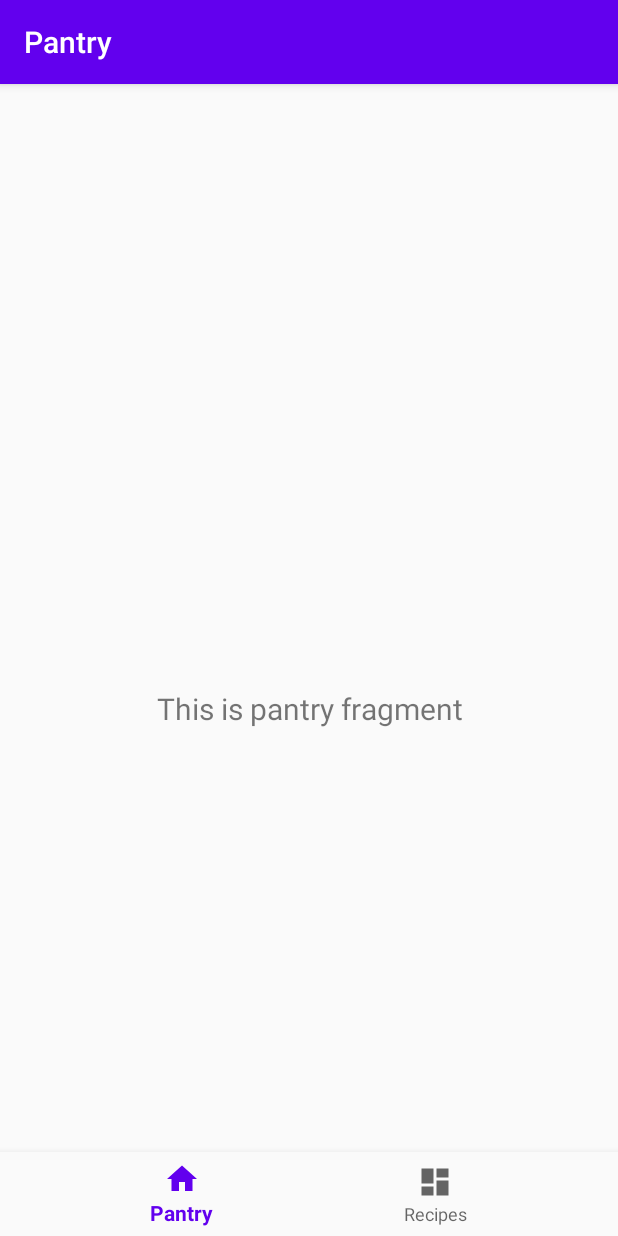
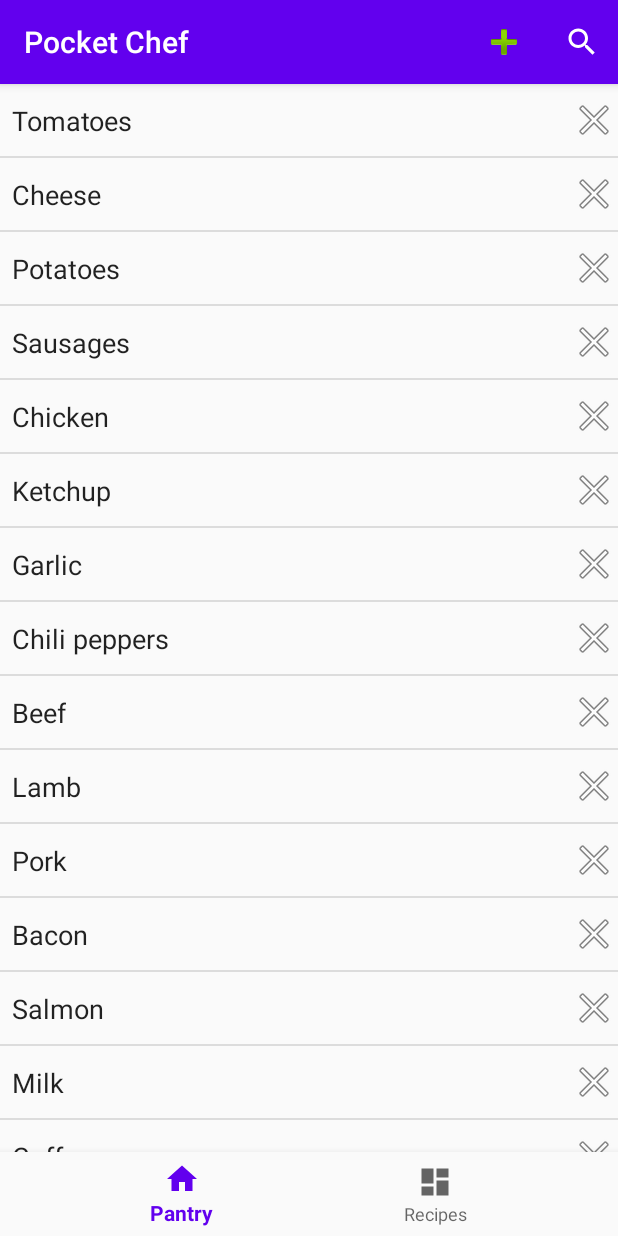
Before and after one commit to CS446-Group12/Pocket-Chef, an Android app: the screen it shows after launch (MainActivity), on a phone screen of 412 x 824 dp. Run offline under Robolectric (Android 15) with nearby library versions, the phone set to English and light mode, and no system bars; our stand-ins replace navigation-ui.

Commit message:
Implemented basic look-and-feel of the pantry tab, made some revisions to the UI architecture, and started implementing the Pantry functionality

```diff
--- a/PocketChef/app/src/main/AndroidManifest.xml
+++ b/PocketChef/app/src/main/AndroidManifest.xml
@@ -9,6 +9,10 @@
         android:roundIcon="@mipmap/ic_launcher_round"
         android:supportsRtl="true"
         android:theme="@style/AppTheme">
+        <!--
+               Set to true if your app is Standalone, that is, it does not require the handheld
+               app to run.
+        -->
         <activity
             android:name=".MainActivity"
             android:label="@string/app_name">
@@ -18,6 +22,7 @@
                 <category android:name="android.intent.category.LAUNCHER" />
             </intent-filter>
         </activity>
+
     </application>
 
 </manifest>
--- a/PocketChef/app/src/main/java/cs446/uwaterloo/pocketchef/MainActivity.java
+++ b/PocketChef/app/src/main/java/cs446/uwaterloo/pocketchef/MainActivity.java
@@ -14,6 +14,7 @@ public class MainActivity extends AppCompatActivity {
 
     @Override
     protected void onCreate(Bundle savedInstanceState) {
+
         super.onCreate(savedInstanceState);
         setContentView(R.layout.activity_main);
         BottomNavigationView navView = findViewById(R.id.nav_view);
@@ -23,8 +24,8 @@ public class MainActivity extends AppCompatActivity {
                 R.id.navigation_pantry, R.id.navigation_recipes)
                 .build();
         NavController navController = Navigation.findNavController(this, R.id.nav_host_fragment);
-        NavigationUI.setupActionBarWithNavController(this, navController, appBarConfiguration);
         NavigationUI.setupWithNavController(navView, navController);
+
     }
 
 }
--- /dev/null
+++ b/PocketChef/app/src/main/java/cs446/uwaterloo/pocketchef/adapters/IngredientAdapter.java
@@ -0,0 +1,83 @@
+package cs446.uwaterloo.pocketchef.adapters;
+
+import android.content.Context;
+import android.view.LayoutInflater;
+import android.view.View;
+import android.view.ViewGroup;
+import android.widget.ImageButton;
+import android.widget.TextView;
+
+import androidx.annotation.NonNull;
+import androidx.recyclerview.widget.RecyclerView;
+
+import java.util.List;
+
+import cs446.uwaterloo.pocketchef.R;
+import cs446.uwaterloo.pocketchef.model.Ingredient;
+
+public class IngredientAdapter extends RecyclerView.Adapter<IngredientAdapter.ViewHolder>{
+
+    private List<Ingredient> mIngredients;
+
+    public IngredientAdapter(List<Ingredient> ingredients) {
+
+        this.mIngredients = ingredients;
+
+    }
+
+    @NonNull
+    @Override
+    public ViewHolder onCreateViewHolder(@NonNull ViewGroup parent, int viewType) {
+
+        Context context = parent.getContext();
+        LayoutInflater inflater = LayoutInflater.from(context);
+
+        //Inflate the custom layout
+        View ingredientView = inflater.inflate(R.layout.item_ingredient, parent, false);
+
+        //Return a new holder instance
+        ViewHolder viewHolder = new ViewHolder(ingredientView);
+        return viewHolder;
+
+    }
+
+    //Populate data into the item through holder
+    @Override
+    public void onBindViewHolder(IngredientAdapter.ViewHolder holder, int position) {
+
+        // Get the data model based on position
+        Ingredient ingredient = mIngredients.get(position);
+
+        // Set item views based on your views and data model
+        TextView textView = holder.ingredientTextView;
+        textView.setText(ingredient.getName());
+        ImageButton deleteButton = holder.deleteButton;
+
+    }
+
+    @Override
+    public int getItemCount() {
+        return mIngredients.size();
+    }
+
+    // Provide a direct reference to each of the views within a data item
+    // Used to cache the views within the item layout for fast access
+    public class ViewHolder extends RecyclerView.ViewHolder {
+
+        public TextView ingredientTextView;
+        public ImageButton deleteButton;
+
+        // We also create a constructor that accepts the entire item row
+        // and does the view lookups to find each subview
+        public ViewHolder(View itemView) {
+
+            // Stores the itemView in a public final member variable that can be used
+            // to access the context from any ViewHolder instance.
+            super(itemView);
+
+            ingredientTextView = (TextView) itemView.findViewById(R.id.ingredient_text);
+            deleteButton = (ImageButton) itemView.findViewById(R.id.delete_ingredient_button);
+
+        }
+    }
+}
--- /dev/null
+++ b/PocketChef/app/src/main/java/cs446/uwaterloo/pocketchef/model/Ingredient.java
@@ -0,0 +1,62 @@
+package cs446.uwaterloo.pocketchef.model;
+
+import java.sql.Date;
+import java.util.ArrayList;
+
+public class Ingredient {
+
+    private String name;
+    private Date expirationDate;
+
+    public Ingredient(String newName) {
+
+        this.name = newName;
+
+    }
+
+    public void setExpirationDate(Date newExpirationDate) {
+
+        this.expirationDate = newExpirationDate;
+
+    }
+
+    public String getName() {
+
+        return this.name;
+
+    }
+
+    public Date getExpirationDate() {
+
+        return this.expirationDate;
+
+    }
+
+    //Method to quickly create a sample list of ingredients for testing purposes
+    public static ArrayList<Ingredient> createIngredientsList() {
+
+        ArrayList<Ingredient> result = new ArrayList<Ingredient>();
+        result.add(new Ingredient("Tomatoes"));
+        result.add(new Ingredient("Cheese"));
+        result.add(new Ingredient("Potatoes"));
+        result.add(new Ingredient("Sausages"));
+        result.add(new Ingredient("Chicken"));
+        result.add(new Ingredient("Ketchup"));
+        result.add(new Ingredient("Garlic"));
+        result.add(new Ingredient("Chili peppers"));
+        result.add(new Ingredient("Beef"));
+        result.add(new Ingredient("Lamb"));
+        result.add(new Ingredient("Pork"));
+        result.add(new Ingredient("Bacon"));
+        result.add(new Ingredient("Salmon"));
+        result.add(new Ingredient("Milk"));
+        result.add(new Ingredient("Coffee"));
+        result.add(new Ingredient("Tequila"));
+        result.add(new Ingredient("Triple Sec"));
+        result.add(new Ingredient("Lime juice"));
+
+        return result;
+
+    }
+
+}
--- a/PocketChef/app/src/main/java/cs446/uwaterloo/pocketchef/ui/pantry/PantryFragment.java
+++ b/PocketChef/app/src/main/java/cs446/uwaterloo/pocketchef/ui/pantry/PantryFragment.java
@@ -1,35 +1,71 @@
 package cs446.uwaterloo.pocketchef.ui.pantry;
 
+import android.app.ActionBar;
+import android.app.Activity;
 import android.os.Bundle;
 import android.view.LayoutInflater;
+import android.view.Menu;
+import android.view.MenuInflater;
 import android.view.View;
 import android.view.ViewGroup;
 import android.widget.TextView;
 
 import androidx.annotation.NonNull;
 import androidx.annotation.Nullable;
+import androidx.appcompat.widget.Toolbar;
 import androidx.fragment.app.Fragment;
 import androidx.lifecycle.Observer;
 import androidx.lifecycle.ViewModelProviders;
+import androidx.recyclerview.widget.DividerItemDecoration;
+import androidx.recyclerview.widget.LinearLayoutManager;
+import androidx.recyclerview.widget.RecyclerView;
+
+import java.util.ArrayList;
 
 import cs446.uwaterloo.pocketchef.R;
+import cs446.uwaterloo.pocketchef.adapters.IngredientAdapter;
+import cs446.uwaterloo.pocketchef.model.Ingredient;
 
 public class PantryFragment extends Fragment {
 
-    private PantryViewModel pantryViewModel;
+    private RecyclerView pantryView;
+    private Toolbar toolbar;
+    private IngredientAdapter adapter;
 
-    public View onCreateView(@NonNull LayoutInflater inflater,
-                             ViewGroup container, Bundle savedInstanceState) {
-        pantryViewModel =
-                ViewModelProviders.of(this).get(PantryViewModel.class);
+    public View onCreateView(@NonNull LayoutInflater inflater, ViewGroup container,
+                             Bundle savedInstanceState) {
+
         View root = inflater.inflate(R.layout.fragment_pantry, container, false);
-        final TextView textView = root.findViewById(R.id.text_pantry);
-        pantryViewModel.getText().observe(getViewLifecycleOwner(), new Observer<String>() {
-            @Override
-            public void onChanged(@Nullable String s) {
-                textView.setText(s);
-            }
-        });
+
+        //Set up the RecyclerView to be used for displaying the list
+        //Look up in the parent activity layout the recycler view that will list the ingredients
+        pantryView = root.findViewById(R.id.pantry_view);
+        RecyclerView.ItemDecoration itemDecoration = new
+                DividerItemDecoration(this.getContext(), DividerItemDecoration.VERTICAL);
+        pantryView.addItemDecoration(itemDecoration);
+
+        //Initialize a sample ingredient list
+        ArrayList<Ingredient> sampleIngredientsList;
+        //Populate the sample data list
+        sampleIngredientsList = Ingredient.createIngredientsList();
+        adapter = new IngredientAdapter(sampleIngredientsList);
+        //Attach the adapter to the RecyclerView
+        pantryView.setAdapter(adapter);
+        //Set layout manager to position the items
+        pantryView.setLayoutManager(new LinearLayoutManager(this.getContext()));
+
+        setHasOptionsMenu(true);
+
         return root;
+
     }
+
+    @Override
+    public void onCreateOptionsMenu(Menu menu, MenuInflater inflater){
+
+        super.onCreateOptionsMenu(menu, inflater);
+        inflater.inflate(R.menu.pantry_menu, menu);
+
+    }
+
 }
--- /dev/null
+++ b/PocketChef/app/src/main/res/drawable/ic_search_black_24dp.xml
@@ -0,0 +1,9 @@
+<vector xmlns:android="http://schemas.android.com/apk/res/android"
+        android:width="24dp"
+        android:height="24dp"
+        android:viewportWidth="24.0"
+        android:viewportHeight="24.0">
+    <path
+        android:fillColor="#FF000000"
+        android:pathData="M15.5,14h-0.79l-0.28,-0.27C15.41,12.59 16,11.11 16,9.5 16,5.91 13.09,3 9.5,3S3,5.91 3,9.5 5.91,16 9.5,16c1.61,0 3.09,-0.59 4.23,-1.57l0.27,0.28v0.79l5,4.99L20.49,19l-4.99,-5zM9.5,14C7.01,14 5,11.99 5,9.5S7.01,5 9.5,5 14,7.01 14,9.5 11.99,14 9.5,14z"/>
+</vector>
--- a/PocketChef/app/src/main/res/layout/activity_main.xml
+++ b/PocketChef/app/src/main/res/layout/activity_main.xml
@@ -1,32 +1,31 @@
 <?xml version="1.0" encoding="utf-8"?>
 <androidx.constraintlayout.widget.ConstraintLayout xmlns:android="http://schemas.android.com/apk/res/android"
     xmlns:app="http://schemas.android.com/apk/res-auto"
+    xmlns:tools="http://schemas.android.com/tools"
     android:id="@+id/container"
     android:layout_width="match_parent"
-    android:layout_height="match_parent"
-    android:paddingTop="?attr/actionBarSize">
+    android:layout_height="match_parent">
 
     <com.google.android.material.bottomnavigation.BottomNavigationView
         android:id="@+id/nav_view"
         android:layout_width="0dp"
         android:layout_height="wrap_content"
-        android:layout_marginStart="0dp"
-        android:layout_marginEnd="0dp"
         android:background="?android:attr/windowBackground"
         app:layout_constraintBottom_toBottomOf="parent"
-        app:layout_constraintLeft_toLeftOf="parent"
-        app:layout_constraintRight_toRightOf="parent"
+        app:layout_constraintEnd_toEndOf="parent"
+        app:layout_constraintStart_toStartOf="parent"
         app:menu="@menu/bottom_nav_menu" />
 
     <fragment
         android:id="@+id/nav_host_fragment"
         android:name="androidx.navigation.fragment.NavHostFragment"
-        android:layout_width="match_parent"
-        android:layout_height="match_parent"
+        android:layout_width="0dp"
+        android:layout_height="0dp"
         app:defaultNavHost="true"
-        app:layout_constraintBottom_toTopOf="@id/nav_view"
-        app:layout_constraintLeft_toLeftOf="parent"
-        app:layout_constraintRight_toRightOf="parent"
+        app:layout_constraintBottom_toTopOf="@+id/nav_view"
+        app:layout_constraintEnd_toEndOf="parent"
+        app:layout_constraintHorizontal_bias="0.0"
+        app:layout_constraintStart_toStartOf="parent"
         app:layout_constraintTop_toTopOf="parent"
         app:navGraph="@navigation/mobile_navigation" />
 
--- a/PocketChef/app/src/main/res/layout/fragment_pantry.xml
+++ b/PocketChef/app/src/main/res/layout/fragment_pantry.xml
@@ -6,17 +6,13 @@
     android:layout_height="match_parent"
     tools:context=".ui.pantry.PantryFragment">
 
-    <TextView
-        android:id="@+id/text_pantry"
-        android:layout_width="match_parent"
+    <androidx.recyclerview.widget.RecyclerView
+        android:id="@+id/pantry_view"
+        android:layout_width="0dp"
         android:layout_height="wrap_content"
-        android:layout_marginStart="8dp"
-        android:layout_marginTop="8dp"
-        android:layout_marginEnd="8dp"
-        android:textAlignment="center"
-        android:textSize="20sp"
-        app:layout_constraintBottom_toBottomOf="parent"
         app:layout_constraintEnd_toEndOf="parent"
+        app:layout_constraintHorizontal_bias="0.45"
         app:layout_constraintStart_toStartOf="parent"
         app:layout_constraintTop_toTopOf="parent" />
+
 </androidx.constraintlayout.widget.ConstraintLayout>
--- /dev/null
+++ b/PocketChef/app/src/main/res/layout/item_ingredient.xml
@@ -0,0 +1,33 @@
+<?xml version="1.0" encoding="utf-8"?>
+<androidx.constraintlayout.widget.ConstraintLayout xmlns:android="http://schemas.android.com/apk/res/android"
+    xmlns:app="http://schemas.android.com/apk/res-auto"
+    xmlns:tools="http://schemas.android.com/tools"
+    android:id="@+id/list_item_layout"
+    android:layout_width="match_parent"
+    android:layout_height="wrap_content">
+
+    <ImageButton
+        android:id="@+id/delete_ingredient_button"
+        android:layout_width="wrap_content"
+        android:layout_height="wrap_content"
+        android:layout_marginTop="8dp"
+        android:layout_marginBottom="8dp"
+        android:background="@null"
+        app:layout_constraintBottom_toBottomOf="parent"
+        app:layout_constraintEnd_toEndOf="parent"
+        app:layout_constraintTop_toTopOf="parent"
+        app:srcCompat="@android:drawable/ic_menu_close_clear_cancel" />
+
+    <TextView
+        android:id="@+id/ingredient_text"
+        android:layout_width="wrap_content"
+        android:layout_height="wrap_content"
+        android:layout_marginStart="8dp"
+        android:textAppearance="@style/TextAppearance.AppCompat.Body1"
+        android:textSize="18sp"
+        android:typeface="normal"
+        app:layout_constraintBottom_toBottomOf="parent"
+        app:layout_constraintStart_toStartOf="parent"
+        app:layout_constraintTop_toTopOf="parent" />
+
+</androidx.constraintlayout.widget.ConstraintLayout>
--- /dev/null
+++ b/PocketChef/app/src/main/res/menu/pantry_menu.xml
@@ -0,0 +1,16 @@
+<?xml version="1.0" encoding="utf-8"?>
+<menu xmlns:app="http://schemas.android.com/apk/res-auto"
+    xmlns:android="http://schemas.android.com/apk/res/android">
+
+    <item
+        android:id="@+id/action_add_ingredient"
+        android:icon="@android:drawable/ic_input_add"
+        android:title="@string/action_add_ingredient"
+        app:showAsAction="ifRoom" />
+    <item
+        android:id="@+id/app_bar_search"
+        android:icon="@drawable/ic_search_black_24dp"
+        android:title="@string/action_search_ingredient"
+        app:actionViewClass="android.widget.SearchView"
+        app:showAsAction="ifRoom" />
+</menu>
--- a/PocketChef/app/src/main/res/values/dimens.xml
+++ b/PocketChef/app/src/main/res/values/dimens.xml
@@ -2,4 +2,17 @@
     <!-- Default screen margins, per the Android Design guidelines. -->
     <dimen name="activity_horizontal_margin">16dp</dimen>
     <dimen name="activity_vertical_margin">16dp</dimen>
+    <!--
+    Because the window insets on round devices are larger than 15dp, this padding only applies
+    to square screens.
+    -->
+    <dimen name="box_inset_layout_padding">0dp</dimen>
+
+    <!--
+    This padding applies to both square and round screens. The total padding between the buttons
+    and the window insets is box_inset_layout_padding (above variable) on square screens and
+    inner_frame_layout_padding (below variable) on round screens.
+    -->
+    <dimen name="inner_frame_layout_padding">5dp</dimen>
+    <dimen name="fab_margin">16dp</dimen>
 </resources>
--- a/PocketChef/app/src/main/res/values/strings.xml
+++ b/PocketChef/app/src/main/res/values/strings.xml
@@ -2,4 +2,20 @@
     <string name="app_name">Pocket Chef</string>
     <string name="title_pantry">Pantry</string>
     <string name="title_recipes">Recipes</string>
+    <string name="action_add_ingredient">Add</string>
+    <string name="action_search_ingredient">Search</string>
+    <string name="title_activity_add_ingredient">AddIngredientActivity</string>
+    <!--
+    This string is used for square devices and overridden by hello_world in
+    values-round/strings.xml for round devices.
+    -->
+    <string name="hello_world">Hello Square World!</string>
+    <!-- Strings used for fragments for navigation -->
+    <string name="first_fragment_label">First Fragment</string>
+    <string name="second_fragment_label">Second Fragment</string>
+    <string name="next">Next</string>
+    <string name="previous">Previous</string>
+
+    <string name="hello_first_fragment">Hello first fragment</string>
+    <string name="hello_second_fragment">Hello second fragment. Arg: %1$s</string>
 </resources>
--- a/PocketChef/app/src/main/res/values/styles.xml
+++ b/PocketChef/app/src/main/res/values/styles.xml
@@ -8,4 +8,13 @@
         <item name="colorAccent">@color/colorAccent</item>
     </style>
 
+    <style name="AppTheme.NoActionBar">
+        <item name="windowActionBar">false</item>
+        <item name="windowNoTitle">true</item>
+    </style>
+
+    <style name="AppTheme.AppBarOverlay" parent="ThemeOverlay.AppCompat.Dark.ActionBar" />
+
+    <style name="AppTheme.PopupOverlay" parent="ThemeOverlay.AppCompat.Light" />
+
 </resources>
--- a/PocketChef/build.gradle
+++ b/PocketChef/build.gradle
@@ -8,7 +8,7 @@ buildscript {
 
     }
     dependencies {
-        classpath 'com.android.tools.build:gradle:3.6.3'
+        classpath 'com.android.tools.build:gradle:4.0.0'
 
 
         // NOTE: Do not place your application dependencies here; they belong
```
Also changed, not shown: PocketChef/app/build.gradle (+7 -1 lines), PocketChef/gradle/wrapper/gradle-wrapper.properties, 2 other files.
